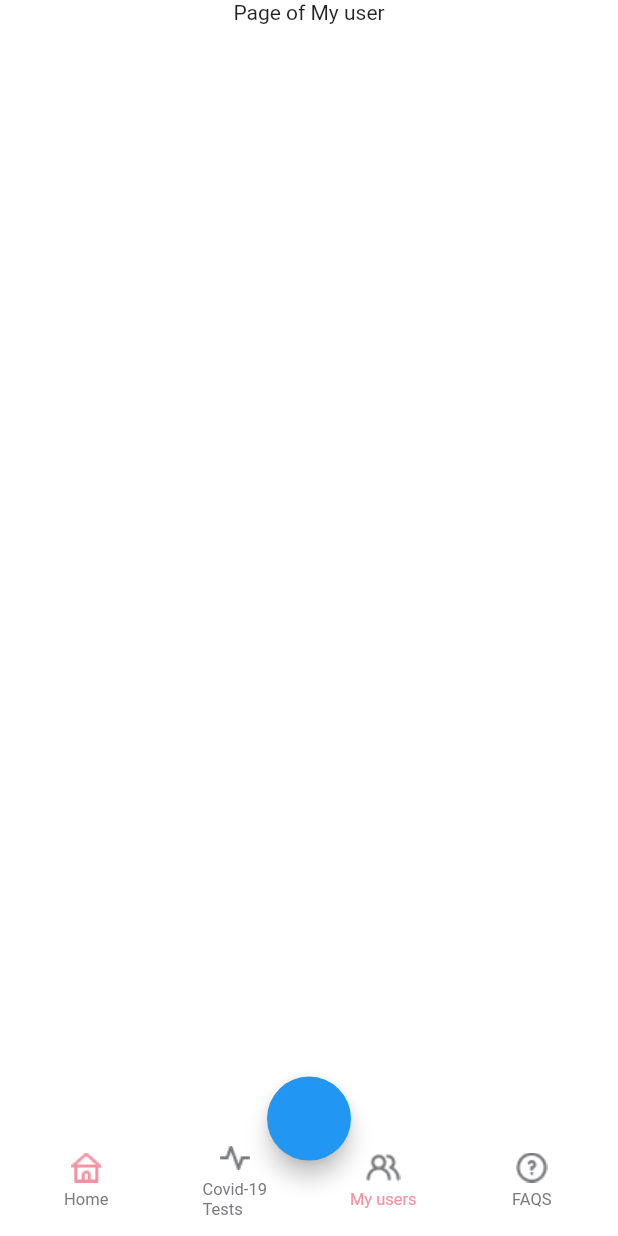
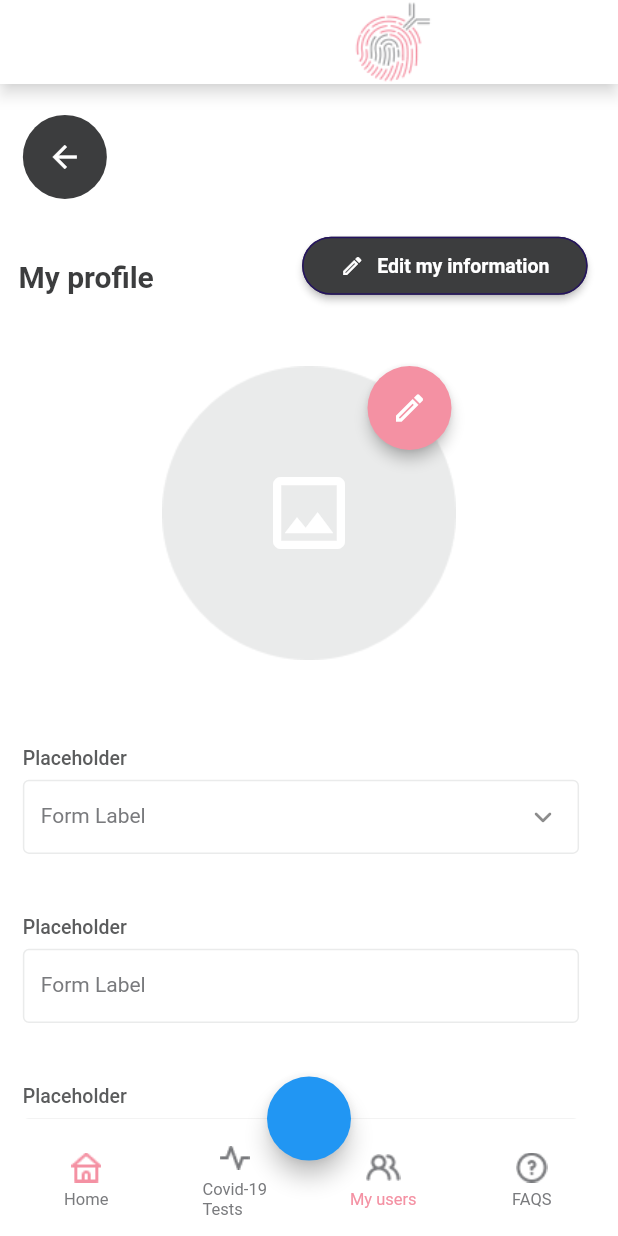
Before and after one commit to JhonZuluaga007/personal_project, a Flutter app: the screen it shows after launch, item 3 of the bottom bar chosen, on a phone screen of 412 x 824 dp. Run offline on Flutter 3.47's test engine with Material 2 defaults, Android fonts, the phone set to English and light mode, and no system bars; our stand-ins replace shared_preferences; Roboto replaces fonts that are missing (Poppins); project files that could hold a hidden picture were left out.

Commit message:
I made the edit user screen

```diff
--- a/lib/common_ui/common_widgets/buttons/button_widget.dart
+++ b/lib/common_ui/common_widgets/buttons/button_widget.dart
@@ -16,6 +16,8 @@ class ButtonWidget extends StatelessWidget {
     this.textColor,
     this.buttonColor,
     required this.onPressed,
+    this.icon,
+    this.iconSize,
   }) : super(key: key);
   final double? width;
   final double? height;
@@ -27,6 +29,8 @@ class ButtonWidget extends StatelessWidget {
   final Color? buttonColor;
   final Color? borderColor;
   final Color? textColor;
+  final IconData? icon;
+  final double? iconSize;
 
   @override
   Widget build(BuildContext context) {
@@ -57,6 +61,12 @@ class ButtonWidget extends StatelessWidget {
       child: Row(
         mainAxisAlignment: MainAxisAlignment.center,
         children: [
+          Icon(icon, size: iconSize,),
+
+          SizedBox(
+            width: sizeWidth * 0.021,
+          ),
+
           Text(
             // buttonString,
             AppLocalizations.of(context)!.translate(buttonString),
--- a/lib/config/theme/theme.dart
+++ b/lib/config/theme/theme.dart
@@ -48,6 +48,7 @@ class ThemesIdx20 {
     'IDWhite': const Color.fromRGBO(255, 255, 255, 1),
     "S500": const Color.fromRGBO(152, 153, 155, 1),
     "S600": const Color.fromRGBO(121, 122, 125, 1),
+    "S700": const Color.fromRGBO(91, 92, 93, 1),
     "S800": const Color.fromRGBO(60, 61, 62, 1),
     "500BASE": const Color.fromRGBO(244, 145, 163, 1),
     "T400": const Color.fromRGBO(173, 173, 175, 1),
--- a/lib/features/login/ui/pages/reset_password_page.dart
+++ b/lib/features/login/ui/pages/reset_password_page.dart
@@ -1,10 +1,8 @@
 import 'package:flutter/material.dart';
-import 'package:flutter_svg/svg.dart';
 import 'package:personal_project/common_ui/common_widgets/text_field/text_field_with_border_widget.dart';
 import 'package:personal_project/config/theme/theme.dart';
 
 import '../../../../common_ui/common_pages/my_app_scaffold_page.dart';
-import '../../../../common_ui/common_widgets/buttons/button_widget.dart';
 import '../../../../common_ui/common_widgets/responsive/dynamic_container_widget.dart';
 import '../../../../common_ui/common_widgets/text/text_widget.dart';
 
--- a/lib/home/page/covid_test_page.dart
+++ b/lib/home/page/covid_test_page.dart
@@ -6,7 +6,7 @@ class CovidTestPage extends StatelessWidget {
 
   @override
   Widget build(BuildContext context) {
-    return MyAppScaffold(
+    return const MyAppScaffold(
       children: [
         Text("Page of Covid test")
       ],
--- a/lib/home/page/faqs_page.dart
+++ b/lib/home/page/faqs_page.dart
@@ -6,7 +6,7 @@ class FAQSPage extends StatelessWidget {
 
   @override
   Widget build(BuildContext context) {
-    return MyAppScaffold(
+    return const MyAppScaffold(
       children: [
         Center(
           child: Text("Page of the FAQS")
--- a/lib/home/page/home_page.dart
+++ b/lib/home/page/home_page.dart
@@ -2,7 +2,7 @@ import 'package:flutter/material.dart';
 import 'package:personal_project/common_ui/common_pages/my_app_scaffold_page.dart';
 import 'package:personal_project/common_ui/common_widgets/text/text_widget.dart';
 import 'package:personal_project/config/theme/theme.dart';
-import 'package:personal_project/home/widget/card_scan_label.dart';
+import 'package:personal_project/home/widget/card_scan_home.dart';
 import 'package:personal_project/home/widget/main_banner_description_onboarding.dart';
 
 class HomePage extends StatefulWidget {
@@ -40,7 +40,6 @@ class _HomePageState extends State<HomePage> {
       crossAxisAlignment: CrossAxisAlignment.start,
       appBar: AppBar(
         backgroundColor: wColor.mapColors["IDWhite"],
-        shadowColor: wColor.mapColors["IDWhite"],
         actions: [
           Image.asset("assets/icons/idx_Icon.png"),
           SizedBox(
@@ -149,7 +148,7 @@ class _HomePageState extends State<HomePage> {
           height: height * 0.02,
         ),
 
-        const CardScanLabel(
+        const CardScanHome(
           imagesScanLabel: "assets/images/scan_kit_label.png",
           imageCovid_19: "assets/images/covid-19_tests.png",
           imageTestStatusResult: "assets/images/test_status_and_results.png"
--- a/lib/home/page/my_users_page.dart
+++ b/lib/home/page/my_users_page.dart
@@ -1,16 +1,134 @@
 import 'package:flutter/material.dart';
 import 'package:personal_project/common_ui/common_pages/my_app_scaffold_page.dart';
+import 'package:personal_project/common_ui/common_widgets/buttons/button_widget.dart';
+import 'package:personal_project/common_ui/common_widgets/text/text_widget.dart';
+import 'package:personal_project/config/theme/theme.dart';
+import 'package:personal_project/home/widget/text_field_form_my_profile.dart';
 
 class MyUserPage extends StatelessWidget {
   const MyUserPage({super.key});
 
   @override
   Widget build(BuildContext context) {
+    final width = MediaQuery.of(context).size.width;
+    final height = MediaQuery.of(context).size.height;
+    final wColor = ThemesIdx20();
+
     return MyAppScaffold(
+      crossAxisAlignment: CrossAxisAlignment.start,
+      appBar: AppBar(
+        backgroundColor: wColor.mapColors["IDWhite"],
+        shadowColor: wColor.mapColors["IDWhite"],
+        elevation: 4,
+        actions: [
+          Image.asset("assets/icons/idx_Icon.png"),
+          SizedBox(
+            width: width * 0.30,
+          ),
+        ],
+      ),
       children: [
+        Padding(
+          padding: EdgeInsets.symmetric(horizontal: width * 0.037, vertical: height * 0.025),
+          child: FloatingActionButton(
+            elevation: 0,
+            backgroundColor: wColor.mapColors["S800"],
+            child: Icon(Icons.arrow_back, color: wColor.mapColors["IDWhite"], size: 24,),
+            onPressed: (){
+              // Navigator.pop(context);
+            }
+          ),
+        ),
+
+        Row(
+          children: [
+            Padding(
+              padding: EdgeInsets.only(left: width * 0.03, top: height * 0.018),
+              child: TextWidget(
+                text: "my_user_profile",
+                style: TextStyle(
+                  fontSize: 20,
+                  letterSpacing: -0.02,
+                  fontWeight: FontWeight.w600,
+                  color: wColor.mapColors["S800"]
+                ),
+              ),
+            ),
+
+            SizedBox(
+              width: width * 0.24,
+            ),
+
+            ButtonWidget(
+              icon: Icons.edit_outlined,
+              iconSize: 16,
+              width: width * 0.462,
+              height: height * 0.047,
+              buttonColor: wColor.mapColors["S800"],
+              textColor: wColor.mapColors["IDWhite"],
+              buttonString: "my_user_button_edit_profile",
+              textStyle: const TextStyle(
+                fontSize: 13,
+                fontWeight: FontWeight.w700
+              ),
+              onPressed: (){}
+            ),
+          ],
+        ),
+
+        SizedBox(
+          height: height * 0.052,
+        ),
+
         Center(
-          child: Text("Page of My user")
+          child: Stack(
+            alignment: AlignmentDirectional.center,
+            children: [
+              Image.asset("assets/images/photo_user_edit.png"),
+              Icon(
+                Icons.image_outlined,
+                size: 64,
+                color: wColor.mapColors["IDWhite"],
+              ),
+              Positioned(
+                bottom: 140,
+                right: 3,
+                child: FloatingActionButton(
+                  elevation: 3.66,
+                  backgroundColor: wColor.mapColors["500BASE"],
+                  child: const Icon(Icons.edit_outlined, size: 24,),
+                  onPressed: (){},
+                )
+              )
+            ]
+          ),
+        ),
+
+        SizedBox(
+          height: height * 0.070,
+        ),
+
+        const TextFieldFormMyUser(
+          labelText: 'my_user_text_field_label',
+          textTitle: 'my_user_text_field_hint',
+          iconTextField: Icon(Icons.keyboard_arrow_down_rounded),
+          hintText: "my_user_text_field_label",
+        ),
+
+        SizedBox(
+          height: height * 0.0485,
+        ),
+
+        Center(
+          child: ButtonWidget(
+            buttonString: "my_user_button_saved",
+            textColor: wColor.mapColors["IDWhite"],
+            buttonColor: wColor.mapColors["500BASE"],
+            borderColor: wColor.mapColors["500BASE"],
+            onPressed: (){}
+          ),
         )
+
       ],
     );
   }
--- a/lib/home/widget/card_scan_label.dart
+++ b/lib/home/widget/card_scan_home.dart
@@ -1,12 +1,12 @@
 import 'package:flutter/material.dart';
 
-class CardScanLabel extends StatelessWidget {
+class CardScanHome extends StatelessWidget {
 
   final String imagesScanLabel;
   final String imageCovid_19;
   final String imageTestStatusResult;
 
-  const CardScanLabel({
+  const CardScanHome({
     super.key,
     required this.imagesScanLabel,
     required this.imageCovid_19,
@@ -15,7 +15,6 @@ class CardScanLabel extends StatelessWidget {
 
   @override
   Widget build(BuildContext context) {
-    final width = MediaQuery.of(context).size.width;
     final height = MediaQuery.of(context).size.height;
 
     return Column(
--- a/lib/home/widget/main_banner_description_onboarding.dart
+++ b/lib/home/widget/main_banner_description_onboarding.dart
@@ -1,6 +1,5 @@
 import 'package:flutter/material.dart';
 import 'package:personal_project/common_ui/common_widgets/responsive/dynamic_container_widget.dart';
-import 'package:personal_project/config/theme/theme.dart';
 
 class MainBannerDescriptionOnboarding extends StatelessWidget {
 
@@ -13,9 +12,6 @@ class MainBannerDescriptionOnboarding extends StatelessWidget {
 
   @override
   Widget build(BuildContext context) {
-    final width = MediaQuery.of(context).size.width;
-    final height = MediaQuery.of(context).size.height;
-    final wColor = ThemesIdx20();
 
     return DynamicContainerWidget(
       children: [
--- /dev/null
+++ b/lib/home/widget/text_field_form_my_profile.dart
@@ -0,0 +1,176 @@
+import 'package:flutter/material.dart';
+import 'package:personal_project/common_ui/common_widgets/text/text_widget.dart';
+import 'package:personal_project/common_ui/common_widgets/text_field/text_field_with_border_widget.dart';
+import 'package:personal_project/config/theme/theme.dart';
+
+class TextFieldFormMyUser extends StatelessWidget {
+
+  const TextFieldFormMyUser({
+    super.key,
+    required this.textTitle,
+    required this.labelText,
+    this.iconTextField,
+    required this.hintText
+  });
+
+  final String textTitle;
+  final String labelText;
+  final String hintText;
+  final Icon? iconTextField;
+
+  @override
+  Widget build(BuildContext context) {
+  final width = MediaQuery.of(context).size.width;
+  final height = MediaQuery.of(context).size.height;
+  final wColor = ThemesIdx20();
+
+  return Padding(
+      padding: EdgeInsets.symmetric(horizontal: width * 0.037),
+      child: Column(
+        crossAxisAlignment: CrossAxisAlignment.start,
+        children: [
+          TextWidget(
+            text: textTitle,
+            textAlign: TextAlign.start,
+            style: TextStyle(
+              fontSize: 13,
+              fontWeight: FontWeight.w500,
+              color: wColor.mapColors["S700"]
+            ),
+          ),
+          SizedBox(
+            height: height * 0.0086,
+          ),
+          TextFieldWithBorderWidget(
+            labelText: labelText,
+            suffixIcon: iconTextField,
+            borderColor: wColor.mapColors["T100"],
+            hintStyle: TextStyle(
+              fontSize: 13,
+              fontWeight: FontWeight.w400,
+              color: wColor.mapColors["S600"]
+            ),
+            hintText: hintText,
+          ),
+          SizedBox(height: height * 0.050),
+          TextWidget(
+            text: textTitle,
+            textAlign: TextAlign.start,
+            style: TextStyle(
+              fontSize: 13,
+              fontWeight: FontWeight.w500,
+              color: wColor.mapColors["S700"]
+            ),
+          ),
+          SizedBox(
+            height: height * 0.0086,
+          ),
+          TextFieldWithBorderWidget(
+            labelText: labelText,
+            hintText: hintText,
+            borderColor: wColor.mapColors["T100"],
+            hintStyle: TextStyle(
+              fontSize: 13,
+              fontWeight: FontWeight.w400,
+              color: wColor.mapColors["S600"]
+            ),
+          ),
+          SizedBox(height: height * 0.050),
+          TextWidget(
+            text: textTitle,
+            textAlign: TextAlign.start,
+            style: TextStyle(
+              fontSize: 13,
+              fontWeight: FontWeight.w500,
+              color: wColor.mapColors["S700"]
+            ),
+          ),
+          SizedBox(
+            height: height * 0.0086,
+          ),
+          TextFieldWithBorderWidget(
+            labelText: labelText,
+            hintText: hintText,
+            borderColor: wColor.mapColors["T100"],
+            hintStyle: TextStyle(
+              fontSize: 13,
+              fontWeight: FontWeight.w400,
+              color: wColor.mapColors["S600"]
+            ),
+          ),
+          SizedBox(height: height * 0.050),
+          TextWidget(
+            text: textTitle,
+            textAlign: TextAlign.start,
+            style: TextStyle(
+              fontSize: 13,
+              fontWeight: FontWeight.w500,
+              color: wColor.mapColors["S700"]
+            ),
+          ),
+          SizedBox(
+            height: height * 0.0086,
+          ),
+          TextFieldWithBorderWidget(
+            labelText: labelText,
+            hintText: hintText,
+            suffixIcon: iconTextField,
+            borderColor: wColor.mapColors["T100"],
+            hintStyle: TextStyle(
+              fontSize: 13,
+              fontWeight: FontWeight.w400,
+              color: wColor.mapColors["S600"]
+            ),
+          ),
+          SizedBox(height: height * 0.050),
+          TextWidget(
+            text: textTitle,
+            textAlign: TextAlign.start,
+            style: TextStyle(
+              fontSize: 13,
+              fontWeight: FontWeight.w500,
+              color: wColor.mapColors["S700"]
+            ),
+          ),
+          SizedBox(
+            height: height * 0.0086,
+          ),
+          TextFieldWithBorderWidget(
+            labelText: labelText,
+            hintText: hintText,
+            borderColor: wColor.mapColors["T100"],
+            hintStyle: TextStyle(
+              fontSize: 13,
+              fontWeight: FontWeight.w400,
+              color: wColor.mapColors["S600"]
+            ),
+          ),
+          SizedBox(height: height * 0.050),
+          TextWidget(
+            text: textTitle,
+            textAlign: TextAlign.start,
+            style: TextStyle(
+              fontSize: 13,
+              fontWeight: FontWeight.w500,
+              color: wColor.mapColors["S700"]
+            ),
+          ),
+          SizedBox(
+            height: height * 0.0086,
+          ),
+          TextFieldWithBorderWidget(
+            labelText: labelText,
+            hintText: hintText,
+            suffixIcon: iconTextField,
+            borderColor: wColor.mapColors["T100"],
+            hintStyle: TextStyle(
+              fontSize: 13,
+              fontWeight: FontWeight.w400,
+              color: wColor.mapColors["S600"]
+            ),
+          ),
+        ],
+      ),
+    );
+  }
+}
--- a/lib/icons/icons.dart
+++ b/lib/icons/icons.dart
@@ -8,5 +8,5 @@ class IconsFolderCovid {
   static const String covid_19Test = "${iconsBase}nav_bar_covid-19_test.png";
   static const String iconFAQS = "${iconsBase}nav_bar_FAQS.png";
   static const String myUser = "${iconsBase}nav_bar_my_user.png";
-
+  static const String arrowBack = "${iconsBase}arrow_back.png";
 }
--- a/lib/navigationBar/floating_nav_bar.dart
+++ b/lib/navigationBar/floating_nav_bar.dart
@@ -43,7 +43,7 @@ class FloatingNavbar extends StatefulWidget {
         assert(items!.length <= 5),
         assert(currentIndex! <= items!.length),
         assert(width > 50),
-        this.itemBuilder = itemBuilder ??
+        itemBuilder = itemBuilder ??
             _defaultItemBuilder(
               unselectedItemColor: unselectedItemColor,
               selectedItemColor: selectedItemColor,
--- a/lib/onboarding/pages/intro_onboarding_page.dart
+++ b/lib/onboarding/pages/intro_onboarding_page.dart
@@ -1,7 +1,5 @@
 import 'package:flutter/material.dart';
-import 'package:flutter_svg/svg.dart';
 import 'package:personal_project/common_ui/common_pages/my_app_scaffold_page.dart';
-import 'package:personal_project/common_ui/common_widgets/responsive/dynamic_container_widget.dart';
 import 'package:personal_project/config/theme/theme.dart';
 import 'package:personal_project/onboarding/widgets/onboarding_description.dart';
 
@@ -41,8 +39,9 @@ class _IntroOnboardingPageState extends State<IntroOnboardingPage> {
         Padding(
           padding: EdgeInsets.only(left: width * 0.03, top: height * 0.001),
           child: FloatingActionButton(
+            elevation: 0,
             backgroundColor: wColor.mapColors["S800"],
-            child: const Icon(Icons.arrow_back),
+            child: Icon(Icons.arrow_back, color: wColor.mapColors["IDWhite"],),
             onPressed: (){
               Navigator.pop(context);
             }
```
Also changed, not shown: lang/en.json (+7 -1 lines), lang/es.json (+7 -2 lines), assets/ICONS_png/arrow_back.png (added), assets/ICONS_png/edit_profile.png (added), assets/images/photo_user_edit.png (added).
